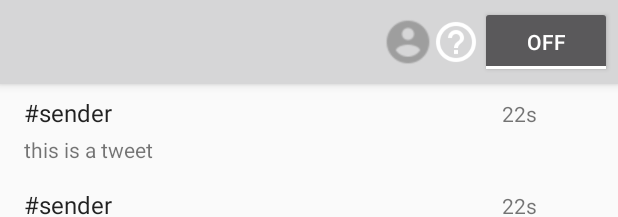
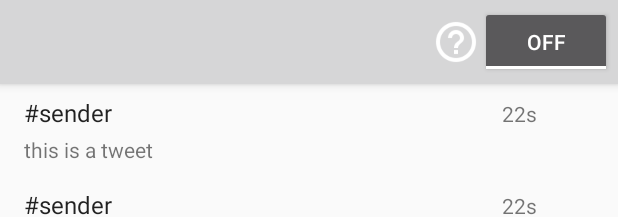
Before and after one commit to Melhem1993/ZajilApp, an Android app: the layout activity_timeline.xml on its own in the app's theme, with its tools: preview values and no code run, on a phone screen of 412 x 824 dp. Shown: the top 217 px of the screen. Run offline under Robolectric (Android 15) with nearby library versions, the phone set to English and light mode, and no system bars.

```diff
--- a/twitter/src/main/res/layout/activity_timeline.xml
+++ b/twitter/src/main/res/layout/activity_timeline.xml
@@ -30,12 +30,6 @@
                 android:layout_height="32dp"
                 android:layout_gravity="right"
                 android:src="@drawable/ic_help"/>
-            <ImageView
-                android:id="@+id/ContactUsers"
-                android:layout_width="32dp"
-                android:layout_height="32dp"
-                android:layout_gravity="right"
-                android:src="@drawable/ic_user"/>
         </android.support.v7.widget.Toolbar>
 
     </android.support.design.widget.AppBarLayout>
```
Also changed, not shown: twitter/src/main/java/com/bridgefy/samples/twitter/MainActivity.java (+5 -5 lines), twitter/src/main/java/com/bridgefy/samples/twitter/TimelineActivity.java (+5 -5 lines), twitter/src/main/res/menu/menu_main.xml (+5 -5 lines).
